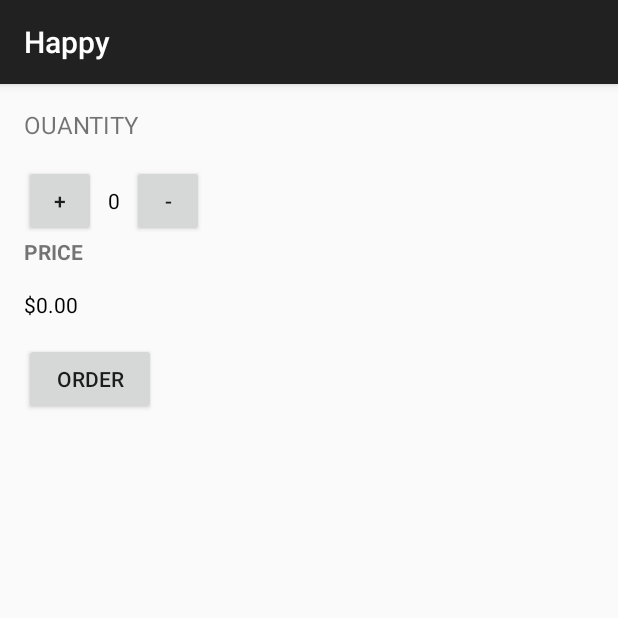
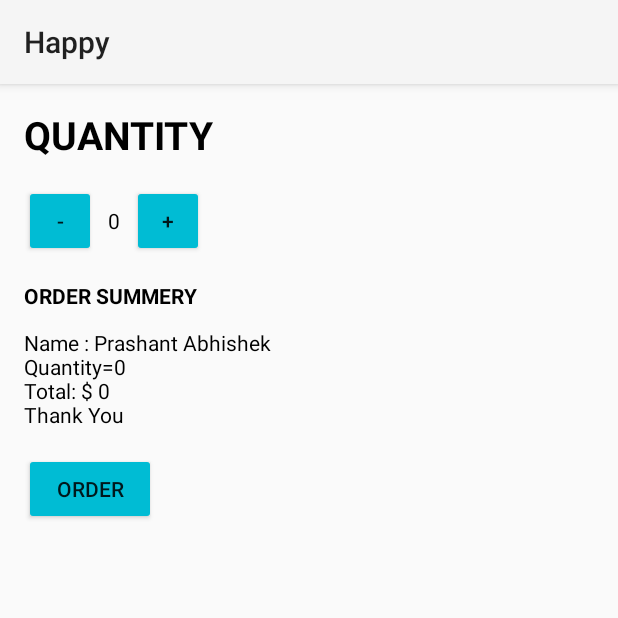
Before and after one commit to iankit/coffee_order_app, an Android app: the screen it shows after launch (MainActivity), after a tap on "ORDER", on a phone screen of 412 x 824 dp, the top half of it. Run offline under Robolectric (Android 15) with nearby library versions, the phone set to English and light mode, and no system bars.

Commit message:
Order Summery Added

```diff
--- a/app/src/main/java/com/example/zion/happy/MainActivity.java
+++ b/app/src/main/java/com/example/zion/happy/MainActivity.java
@@ -31,7 +31,16 @@ public class MainActivity extends AppCompatActivity {
      * This method is called when the order button is clicked.
      */
     public void submitOrder(View view) {
-        displayPrice(quantity*5);
+        int price =quantity*5;
+        String priceMessage=createOrderSummery(price);
+        displayMessage(priceMessage);
+    }
+    private String createOrderSummery(int price){
+        String priceMessage = "Name : Prashant Abhishek";
+        priceMessage=priceMessage+"\nQuantity=" + quantity;
+        priceMessage=priceMessage+"\nTotal: $ "+ price;
+        priceMessage=priceMessage + "\nThank You";
+        return priceMessage;
     }
     /**
      * This method is called when the - button is clicked.
@@ -50,11 +59,12 @@ public class MainActivity extends AppCompatActivity {
     }
 
     /**
-     * This method displays the given quantity value on the screen.
+     * This method displays the given message value on the screen.
      */
-    private void displayPrice(int number) {
-        TextView priceTextView = (TextView) findViewById(R.id.price_text_view);
-        priceTextView.setText(NumberFormat.getCurrencyInstance().format(number));
+
+    private void displayMessage(String message){
+        TextView priceTextView = (TextView) findViewById(R.id.orderSummery_text_view);
+        priceTextView.setText(message);
     }
 
 }
--- a/app/src/main/res/layout/activity_main.xml
+++ b/app/src/main/res/layout/activity_main.xml
@@ -2,68 +2,75 @@
     xmlns:tools="http://schemas.android.com/tools"
     android:layout_width="match_parent"
     android:layout_height="match_parent"
+    android:orientation="vertical"
     android:paddingBottom="@dimen/activity_vertical_margin"
     android:paddingLeft="@dimen/activity_horizontal_margin"
     android:paddingRight="@dimen/activity_horizontal_margin"
     android:paddingTop="@dimen/activity_vertical_margin"
-    android:orientation="vertical"
     tools:context=".MainActivity">
 
     <TextView
         android:layout_width="wrap_content"
         android:layout_height="wrap_content"
-        android:text="Ouantity"
+        android:layout_marginBottom="16dp"
+        android:text="Quantity"
+        android:textColor="@android:color/black"
+        android:textStyle="bold"
         android:textAllCaps="true"
-        android:textSize="16sp"
-        android:layout_marginBottom="16dp"/>
+        android:textSize="26sp" />
 
     <LinearLayout
         android:layout_width="wrap_content"
         android:layout_height="wrap_content"
-        android:orientation="horizontal">
+        android:orientation="horizontal"
+        android:layout_marginBottom="16dp">
+
         <Button
             android:layout_width="48dp"
             android:layout_height="48dp"
-        android:text="+"
             android:layout_marginRight="8dp"
-        android:onClick="increment" />
+            android:onClick="decrement"
+            android:text="-" />
 
         <TextView
+            android:id="@+id/quantity_text_view"
             android:layout_width="wrap_content"
             android:layout_height="wrap_content"
             android:text="0"
-        android:textColor="@android:color/black"
-        android:id="@+id/quantity_text_view"/>
+            android:textColor="@android:color/black" />
 
         <Button
             android:layout_width="48dp"
             android:layout_height="48dp"
             android:layout_marginLeft="8dp"
-        android:text="-"
-        android:onClick="decrement" />
+            android:onClick="increment"
+            android:text="+" />
+
 
     </LinearLayout>
 
     <TextView
         android:layout_width="wrap_content"
         android:layout_height="wrap_content"
-        android:text="Price"
+        android:layout_marginBottom="12dp"
+        android:text="Order Summery"
+        android:textColor="@android:color/black"
         android:textAllCaps="true"
-        android:textStyle="bold"
-        android:layout_marginBottom="16dp"/>
+        android:textStyle="bold" />
+
     <TextView
+        android:id="@+id/orderSummery_text_view"
         android:layout_width="wrap_content"
         android:layout_height="wrap_content"
+        android:layout_marginBottom="16dp"
         android:text="0$"
-        android:textColor="@android:color/black"
-        android:id="@+id/price_text_view"
-        android:layout_marginBottom="16dp"/>
+        android:textColor="@android:color/black" />
 
     <Button
         android:layout_width="wrap_content"
         android:layout_height="wrap_content"
-        android:text="Order"
-        android:onClick="submitOrder"/>
+        android:onClick="submitOrder"
+        android:text="ORDER" />
 
 
 </LinearLayout>
--- a/app/src/main/res/values/styles.xml
+++ b/app/src/main/res/values/styles.xml
@@ -1,8 +1,9 @@
 <resources>
 
     <!-- Base application theme. -->
-    <style name="AppTheme" parent="Theme.AppCompat.Light.DarkActionBar">
+    <style name="AppTheme" parent="Theme.AppCompat.Light">
         <!-- Customize your theme here. -->
+        <item name="android:colorButtonNormal">#00bcd4</item>
     </style>
 
 </resources>
```
Also changed, not shown: 1 other file. Lines whose indentation alone changed are shown as unchanged.
